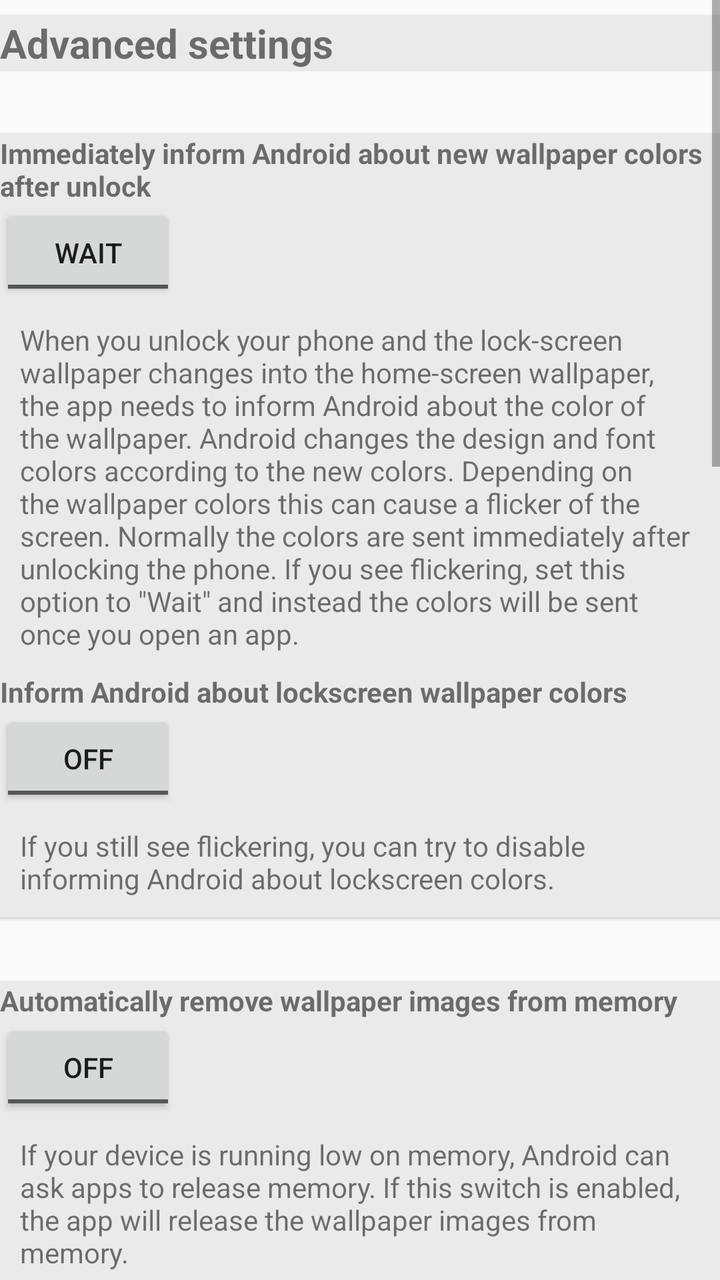
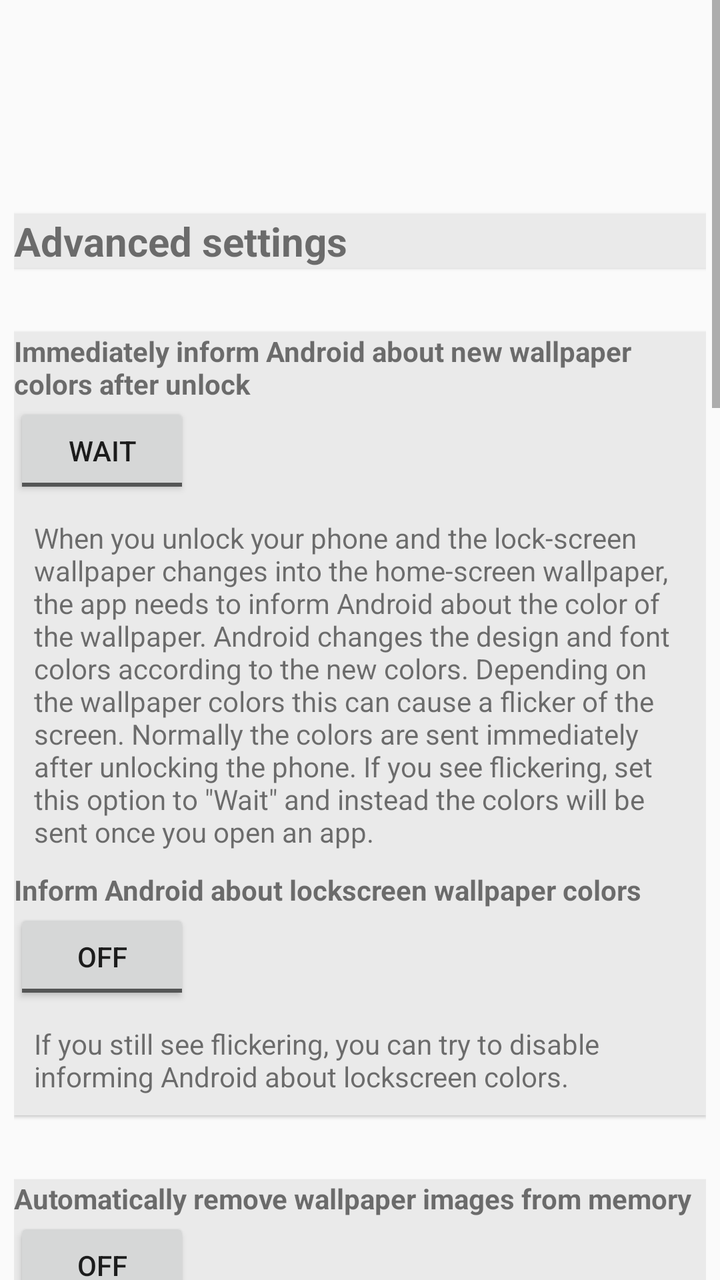

Compare the two renders of this Android layout. The source of the first and the diff that turns it into the second are given below.
<!-- AndroidManifest.xml: activity theme Theme.AppCompat.DayNight -->
<!-- res/layout/activity_more_settings.xml -->
<?xml version="1.0" encoding="utf-8"?>
<androidx.constraintlayout.widget.ConstraintLayout xmlns:android="http://schemas.android.com/apk/res/android"
    xmlns:tools="http://schemas.android.com/tools"
    android:layout_width="match_parent"
    android:layout_height="match_parent"
    tools:context=".activity.MoreSettingsActivity">

    <ScrollView
        android:layout_width="match_parent"
        android:layout_height="match_parent">

        <LinearLayout
            android:layout_width="match_parent"
            android:layout_height="wrap_content"
            android:orientation="vertical">

            <androidx.cardview.widget.CardView
                style="@style/CardViewPrimary"
                android:layout_width="match_parent"
                android:layout_height="wrap_content">

                <TextView
                    android:id="@+id/textView3"
                    android:layout_width="match_parent"
                    android:layout_height="wrap_content"
                    android:accessibilityHeading="true"
                    android:text="@string/button_more_settings"
                    android:textSize="20sp"
                    android:textStyle="bold" />
            </androidx.cardview.widget.CardView>

            <androidx.cardview.widget.CardView
                style="@style/CardViewPrimary"
                android:layout_width="match_parent"
                android:layout_height="wrap_content">

                <LinearLayout
                    android:layout_width="match_parent"
                    android:layout_height="wrap_content"
                    android:orientation="vertical">

                    <TextView
                        android:id="@+id/textView2"
                        android:layout_width="match_parent"
                        android:layout_height="wrap_content"
                        android:accessibilityHeading="true"
                        android:labelFor="@id/toggleButtonNotifyColorsImmediately"
                        android:text="@string/setting_inform_new_wallpaper_colors_heading"
                        android:textStyle="bold" />

                    <ToggleButton
                        android:id="@+id/toggleButtonNotifyColorsImmediately"
                        android:layout_width="wrap_content"
                        android:layout_height="wrap_content"
                        android:text=""
                        android:textOff="@string/setting_inform_new_wallpaper_colors_toggle_wait"
                        android:textOn="@string/setting_inform_new_wallpaper_colors_toggle_immediately" />

                    <TextView
                        android:id="@+id/textView"
                        android:layout_width="wrap_content"
                        android:layout_height="wrap_content"
                        android:paddingStart="10dp"
                        android:paddingTop="10dp"
                        android:paddingEnd="10dp"
                        android:paddingBottom="10dp"
                        android:text="@string/setting_inform_new_wallpaper_colors_description" />

                    <TextView
                        android:layout_width="match_parent"
                        android:layout_height="wrap_content"
                        android:accessibilityHeading="true"
                        android:labelFor="@id/toggleButtonNotifyColors"
                        android:text="@string/setting_inform_wallpaper_colors_heading"
                        android:textStyle="bold" />

                    <ToggleButton
                        android:id="@+id/toggleButtonNotifyColors"
                        android:layout_width="wrap_content"
                        android:layout_height="wrap_content"
                        android:text=""
                        android:textOff="@string/scrolling_mode_value_off"
                        android:textOn="@string/scrolling_mode_value_on" />

                    <TextView
                        android:layout_width="wrap_content"
                        android:layout_height="wrap_content"
                        android:paddingStart="10dp"
                        android:paddingTop="10dp"
                        android:paddingEnd="10dp"
                        android:paddingBottom="10dp"
                        android:text="@string/setting_inform_wallpaper_colors_description" />


                </LinearLayout>

            </androidx.cardview.widget.CardView>


            <androidx.cardview.widget.CardView
                style="@style/CardViewPrimary"
                android:layout_width="match_parent"
                android:layout_height="wrap_content">

                <LinearLayout
                    android:layout_width="match_parent"
                    android:layout_height="wrap_content"
                    android:orientation="vertical">

                    <TextView
                        android:layout_width="match_parent"
                        android:layout_height="wrap_content"
                        android:accessibilityHeading="true"
                        android:labelFor="@id/toggleButtonClearMemory"
                        android:text="@string/setting_clear_memory_heading"
                        android:textStyle="bold" />

                    <ToggleButton
                        android:id="@+id/toggleButtonClearMemory"
                        android:layout_width="wrap_content"
                        android:layout_height="wrap_content"
                        android:text=""
                        android:textOff="@string/scrolling_mode_value_off"
                        android:textOn="@string/scrolling_mode_value_on" />

                    <TextView
                        android:layout_width="wrap_content"
                        android:layout_height="wrap_content"
                        android:paddingStart="10dp"
                        android:paddingTop="10dp"
                        android:paddingEnd="10dp"
                        android:paddingBottom="10dp"
                        android:text="@string/setting_clear_memory_description" />

                </LinearLayout>

            </androidx.cardview.widget.CardView>


            <androidx.cardview.widget.CardView
                style="@style/CardViewPrimary"
                android:layout_width="match_parent"
                android:layout_height="wrap_content">

                <LinearLayout
                    android:layout_width="match_parent"
                    android:layout_height="wrap_content"
                    android:orientation="vertical">

                    <TextView
                        android:layout_width="match_parent"
                        android:layout_height="wrap_content"
                        android:accessibilityHeading="true"
                        android:text="@string/setting_manual_colors_heading"
                        android:textStyle="bold" />

                    <TextView
                        android:layout_width="match_parent"
                        android:layout_height="wrap_content"
                        android:paddingStart="10dp"
                        android:paddingTop="10dp"
                        android:paddingEnd="10dp"
                        android:paddingBottom="10dp"
                        android:text="@string/setting_manual_colors_description" />

                    <Button
                        android:id="@+id/buttonInsertCurrent"
                        android:layout_width="match_parent"
                        android:layout_height="wrap_content"
                        android:text="@string/setting_button_insert_current_values" />

                    <include
                        android:id="@+id/home_day_colors"
                        layout="@layout/layout_wallpaper_colors"
                        android:layout_width="fill_parent"
                        android:layout_height="wrap_content" />

                    <include
                        android:id="@+id/home_night_colors"
                        layout="@layout/layout_wallpaper_colors"
                        android:layout_width="fill_parent"
                        android:layout_height="wrap_content" />

                    <include
                        android:id="@+id/lock_day_colors"
                        layout="@layout/layout_wallpaper_colors"
                        android:layout_width="fill_parent"
                        android:layout_height="wrap_content" />

                    <include
                        android:id="@+id/lock_night_colors"
                        layout="@layout/layout_wallpaper_colors"
                        android:layout_width="fill_parent"
                        android:layout_height="wrap_content" />

                    <Button
                        android:id="@+id/buttonNotifyColorsChanged"
                        android:layout_width="match_parent"
                        android:layout_height="wrap_content"
                        android:text="@string/setting_button_apply" />

                    <TextView
                        android:id="@+id/textViewAndroid31"
                        android:layout_width="match_parent"
                        android:layout_height="wrap_content"
                        android:paddingStart="10dp"
                        android:paddingTop="10dp"
                        android:paddingEnd="10dp"
                        android:paddingBottom="10dp"
                        android:text="DARK_TEXT\nSpecifies that dark text is preferred over the current wallpaper for best presentation. eg. A launcher may set its text color to black if this flag is specified.\n\nDARK_THEME\nSpecifies that dark theme is preferred over the current wallpaper for best presentation. eg. A launcher may set its drawer color to black if this flag is specified.\n" />

                    <TextView
                        android:id="@+id/textViewLinkAndroidReference"
                        android:layout_width="match_parent"
                        android:layout_height="wrap_content"
                        android:paddingStart="10dp"
                        android:paddingTop="10dp"
                        android:paddingEnd="10dp"
                        android:paddingBottom="10dp"
                        android:text="https://developer.android.com/reference/android/app/WallpaperColors" />

                    <Button
                        android:id="@+id/buttonResetColors"
                        android:layout_width="match_parent"
                        android:layout_height="wrap_content"
                        android:text="Reset colors" />

                </LinearLayout>

            </androidx.cardview.widget.CardView>

            <androidx.cardview.widget.CardView
                style="@style/CardViewPrimary"
                android:layout_marginBottom="50dp"
                android:layout_width="match_parent"
                android:layout_height="wrap_content">

                <LinearLayout
                    android:layout_width="match_parent"
                    android:layout_height="wrap_content"
                    android:orientation="vertical">

                    <TextView
                        android:layout_width="match_parent"
                        android:layout_height="wrap_content"
                        android:accessibilityHeading="true"
                        android:labelFor="@id/toggleButtonClearMemory"
                        android:text="Switch to night wallpaper when the ambient light sensor detects a dark environment"
                        android:textStyle="bold" />

                    <ToggleButton
                        android:id="@+id/toggleButtonLuxThreshold"
                        android:layout_width="wrap_content"
                        android:layout_height="wrap_content"
                        android:text=""
                        android:textOff="@string/scrolling_mode_value_off"
                        android:textOn="@string/scrolling_mode_value_on" />

                    <TextView
                        android:layout_width="wrap_content"
                        android:layout_height="wrap_content"
                        android:paddingStart="10dp"
                        android:paddingTop="10dp"
                        android:paddingEnd="10dp"
                        android:paddingBottom="10dp"
                        android:text="Select the threshold value to switch from day to night wallpaper. Higher value means brighter environment." />


                    <LinearLayout
                    android:layout_width="match_parent"
                    android:layout_height="wrap_content"
                    android:orientation="horizontal">

                        <EditText
                            android:id="@+id/editTextLuxThreshold"
                            android:layout_width="wrap_content"
                            android:layout_height="wrap_content"
                            android:ems="3"
                            android:enabled="false"
                            android:inputType="text"
                            android:text="" />

                        <SeekBar
                            android:id="@+id/seekBarLuxThreshold"
                            style="@style/Widget.AppCompat.SeekBar.Discrete"
                            android:layout_width="match_parent"
                            android:layout_height="wrap_content"
                            android:max="200"
                            android:progress="1" />
                </LinearLayout>
                    <TextView
                        android:layout_width="wrap_content"
                        android:layout_height="wrap_content"
                        android:paddingStart="10dp"
                        android:paddingTop="10dp"
                        android:paddingEnd="10dp"
                        android:paddingBottom="10dp"
                        android:text="Current ambient light sensor value:" />

                    <LinearLayout
                        android:layout_width="match_parent"
                        android:layout_height="wrap_content"
                        android:orientation="horizontal">

                        <EditText
                            android:id="@+id/editTextCurrentLux"
                            android:layout_width="wrap_content"
                            android:layout_height="wrap_content"
                            android:ems="3"
                            android:enabled="false"
                            android:inputType="text"
                            android:text="" />

                        <ProgressBar
                            android:id="@+id/seekBarCurrentLux"
                            style="@android:style/Widget.ProgressBar.Horizontal"
                            android:layout_width="match_parent"
                            android:layout_height="wrap_content"
                            android:max="200"
                            android:progress="1" />
                    </LinearLayout>



                </LinearLayout>

            </androidx.cardview.widget.CardView>


        </LinearLayout>
    </ScrollView>
</androidx.constraintlayout.widget.ConstraintLayout>
<!-- res/layout/layout_wallpaper_colors.xml (included above) -->
<?xml version="1.0" encoding="utf-8"?>
<LinearLayout xmlns:android="http://schemas.android.com/apk/res/android"
    xmlns:tools="http://schemas.android.com/tools"
    android:id="@+id/linearLayoutColors"
    android:layout_width="wrap_content"
    android:layout_height="wrap_content"
    android:orientation="horizontal">


    <com.google.android.material.switchmaterial.SwitchMaterial
        android:id="@+id/switchUseCustomColors"
        android:layout_width="130dp"
        android:layout_height="wrap_content"
        android:text="Switch"
        tools:ignore="HardcodedText" />

    <LinearLayout
        android:id="@+id/linearLayoutColorViews"
        android:layout_width="wrap_content"
        android:layout_height="wrap_content"
        android:orientation="horizontal">

        <View
            android:id="@+id/viewColorPrimary"
            android:layout_width="20pt"
            android:layout_height="10pt"
            android:contentDescription="Primary color"
            tools:ignore="HardcodedText" />

        <View
            android:id="@+id/viewColorSecondary"
            android:layout_width="20pt"
            android:layout_height="10pt"
            android:contentDescription="Secondary color"
            tools:ignore="HardcodedText" />

        <View
            android:id="@+id/viewColorTertiary"
            android:layout_width="20pt"
            android:layout_height="10pt"
            android:contentDescription="Tertiary color"
            tools:ignore="HardcodedText" />

    </LinearLayout>

    <ToggleButton
        android:id="@+id/toggleButtonSupportsDarkText"
        style="@style/WallpaperHintToggle"
        android:layout_width="wrap_content"
        android:layout_height="wrap_content"
        android:textOff="LIGHT\nTEXT"
        android:textOn="DARK\nTEXT"
        tools:ignore="HardcodedText" />

    <ToggleButton
        android:id="@+id/toggleButtonSupportsDarkTheme"
        style="@style/WallpaperHintToggle"
        android:layout_width="wrap_content"
        android:layout_height="wrap_content"
        android:textOff="LIGHT\nTHEME"
        android:textOn="DARK\nTHEME"
        tools:ignore="HardcodedText" />

</LinearLayout>
<!-- resources referenced by this layout -->
<resources>
  <string name="button_more_settings">Advanced settings</string>
  <string name="scrolling_mode_value_off">Off</string>
  <string name="scrolling_mode_value_on">On</string>
  <string name="setting_button_apply">Apply</string>
  <string name="setting_button_insert_current_values">Insert current values</string>
  <string name="setting_clear_memory_description">If your device is running low on memory, Android can ask apps to release memory. If this switch is enabled, the app will release the wallpaper images from memory.</string>
  <string name="setting_clear_memory_heading">Automatically remove wallpaper images from memory</string>
  <string name="setting_inform_new_wallpaper_colors_description">When you unlock your phone and the lock-screen wallpaper changes into the home-screen wallpaper, the app needs to inform Android about the color of the wallpaper.
  Android changes the design and font colors according to the new colors.
  Depending on the wallpaper colors this can cause a flicker of the screen.
  Normally the colors are sent immediately after unlocking the phone.
  If you see flickering, set this option to \"Wait\" and instead the colors will be sent once you open an app.</string>
  <string name="setting_inform_new_wallpaper_colors_heading">Immediately inform Android about new wallpaper colors after unlock</string>
  <string name="setting_inform_new_wallpaper_colors_toggle_immediately">Immediately</string>
  <string name="setting_inform_new_wallpaper_colors_toggle_wait">Wait</string>
  <string name="setting_inform_wallpaper_colors_description">If you still see flickering, you can try to disable informing Android about lockscreen colors.</string>
  <string name="setting_inform_wallpaper_colors_heading">Inform Android about lockscreen wallpaper colors</string>
  <string name="setting_manual_colors_description">The colors may be used by the launcher to modify text color, drawer color, etc.\nNormally the colors are generated from the wallpaper image. Enable the switches to choose up to three different colors:</string>
  <string name="setting_manual_colors_heading">Set the colors that Android and the launcher receive</string>
  <style name="CardViewPrimary" parent="CardViewBase">
          <item name="cardBackgroundColor">@color/secondary_variant</item>
      </style>
  <style name="WallpaperHintToggle" parent="@android:style/Widget.Material.Light.Button.Toggle">
          <item name="android:textSize">10sp</item>
          <item name="android:minWidth">24dip</item>
          <item name="android:minHeight">24dip</item>
      </style>
  <style name="CardViewBase" parent="Widget.MaterialComponents.CardView">
          <item name="android:layout_marginTop">8dp</item>
          <item name="android:layout_marginStart">0dp</item>
          <item name="android:layout_marginEnd">0dp</item>
          <item name="android:layout_marginBottom">24dp</item>
          <item name="android:layout_width">match_parent</item>
          <item name="android:layout_height">wrap_content</item>
      </style>
  <color name="secondary_variant">#EAEAEA</color>
</resources>

<!-- the commit's change to res/layout/activity_more_settings.xml (unified diff, before → after) -->
@@ -11,11 +11,13 @@
 
         <LinearLayout
             android:layout_width="match_parent"
+            android:padding="7dp"
             android:layout_height="wrap_content"
             android:orientation="vertical">
 
             <androidx.cardview.widget.CardView
                 style="@style/CardViewPrimary"
+                android:layout_marginTop="100dp"
                 android:layout_width="match_parent"
                 android:layout_height="wrap_content">
 
@@ -231,7 +233,7 @@
 
             <androidx.cardview.widget.CardView
                 style="@style/CardViewPrimary"
-                android:layout_marginBottom="50dp"
+                android:layout_marginBottom="70dp"
                 android:layout_width="match_parent"
                 android:layout_height="wrap_content">
 
